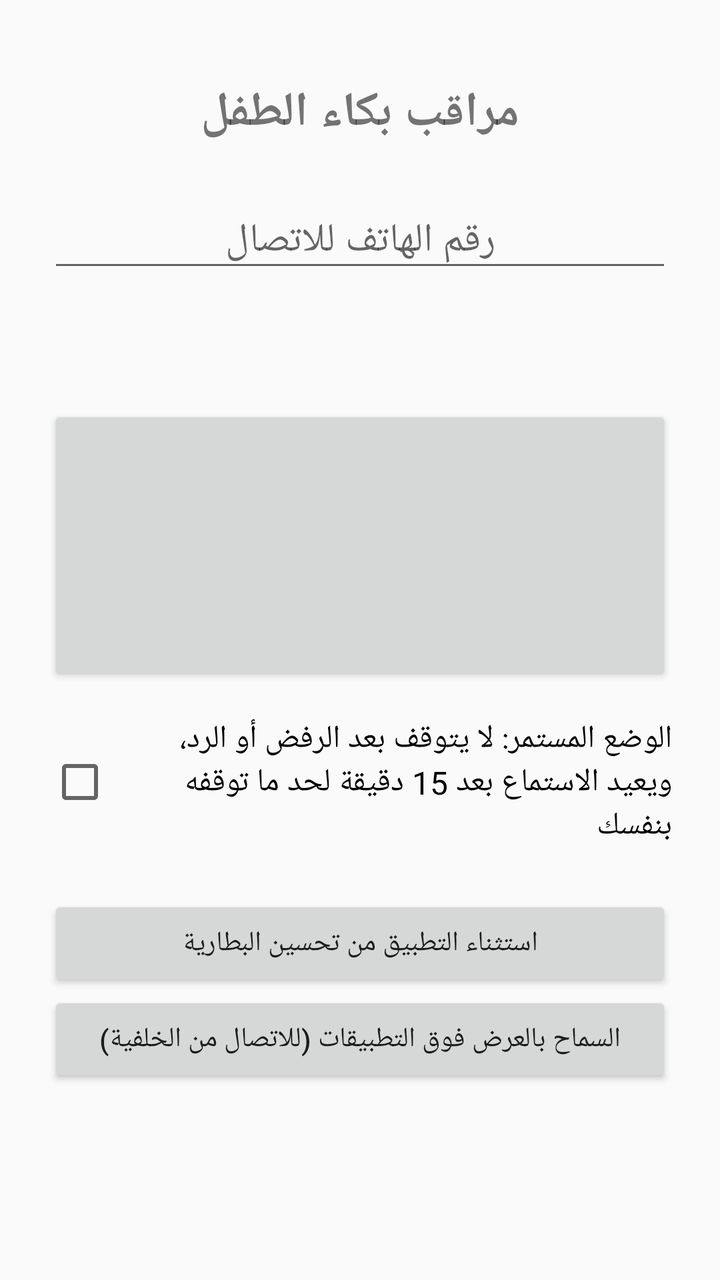
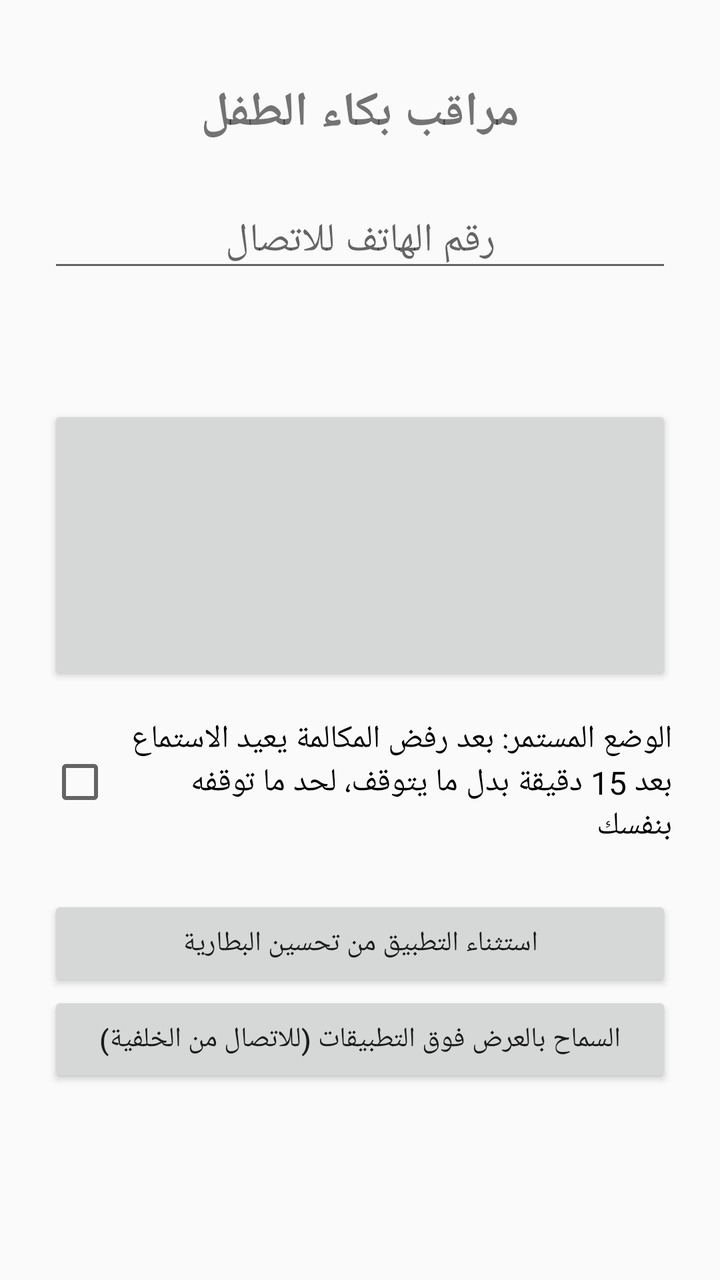

Compare the two renders of this Android layout. The source of the first and the diff that turns it into the second are given below.
<!-- AndroidManifest.xml: application theme AppTheme -->
<!-- res/layout/activity_main.xml -->
<?xml version="1.0" encoding="utf-8"?>
<LinearLayout xmlns:android="http://schemas.android.com/apk/res/android"
    android:layout_width="match_parent"
    android:layout_height="match_parent"
    android:gravity="center_horizontal"
    android:orientation="vertical"
    android:padding="24dp">

    <TextView
        android:layout_width="wrap_content"
        android:layout_height="wrap_content"
        android:layout_marginTop="16dp"
        android:text="@string/app_name"
        android:textSize="24sp"
        android:textStyle="bold" />

    <EditText
        android:id="@+id/phone"
        android:layout_width="match_parent"
        android:layout_height="wrap_content"
        android:layout_marginTop="24dp"
        android:gravity="center"
        android:hint="@string/hint_phone"
        android:inputType="phone"
        android:textSize="20sp" />

    <TextView
        android:id="@+id/status"
        android:layout_width="match_parent"
        android:layout_height="wrap_content"
        android:layout_marginTop="16dp"
        android:gravity="center"
        android:textSize="16sp" />

    <Button
        android:id="@+id/toggle"
        android:layout_width="match_parent"
        android:layout_height="140dp"
        android:layout_marginTop="24dp"
        android:textColor="#FFFFFF"
        android:textSize="28sp" />

    <CheckBox
        android:id="@+id/persist"
        android:layout_width="match_parent"
        android:layout_height="wrap_content"
        android:layout_marginTop="16dp"
        android:text="الوضع المستمر: لا يتوقف بعد الرفض أو الرد، ويعيد الاستماع بعد 15 دقيقة لحد ما توقفه بنفسك"
        android:textSize="16sp" />

    <Button
        android:id="@+id/battery"
        android:layout_width="match_parent"
        android:layout_height="wrap_content"
        android:layout_marginTop="24dp"
        android:text="استثناء التطبيق من تحسين البطارية" />

    <Button
        android:id="@+id/overlay"
        android:layout_width="match_parent"
        android:layout_height="wrap_content"
        android:text="السماح بالعرض فوق التطبيقات (للاتصال من الخلفية)" />
</LinearLayout>
<!-- resources referenced by this layout -->
<resources>
  <string name="app_name">مراقب بكاء الطفل</string>
  <string name="hint_phone">رقم الهاتف للاتصال</string>
  <style name="AppTheme" parent="android:Theme.Material.Light.NoActionBar" />
</resources>

<!-- the commit's change to res/layout/activity_main.xml (unified diff, before → after) -->
@@ -45,7 +45,7 @@
         android:layout_width="match_parent"
         android:layout_height="wrap_content"
         android:layout_marginTop="16dp"
-        android:text="الوضع المستمر: لا يتوقف بعد الرفض أو الرد، ويعيد الاستماع بعد 15 دقيقة لحد ما توقفه بنفسك"
+        android:text="الوضع المستمر: بعد رفض المكالمة يعيد الاستماع بعد 15 دقيقة بدل ما يتوقف، لحد ما توقفه بنفسك"
         android:textSize="16sp" />
 
     <Button
